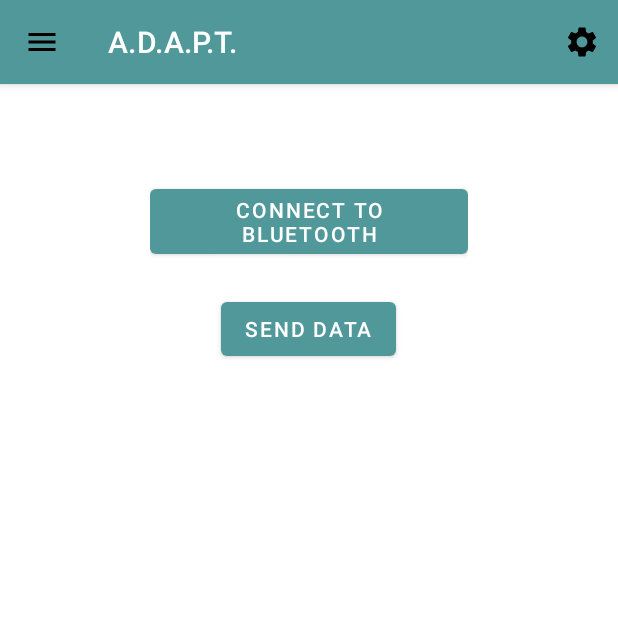
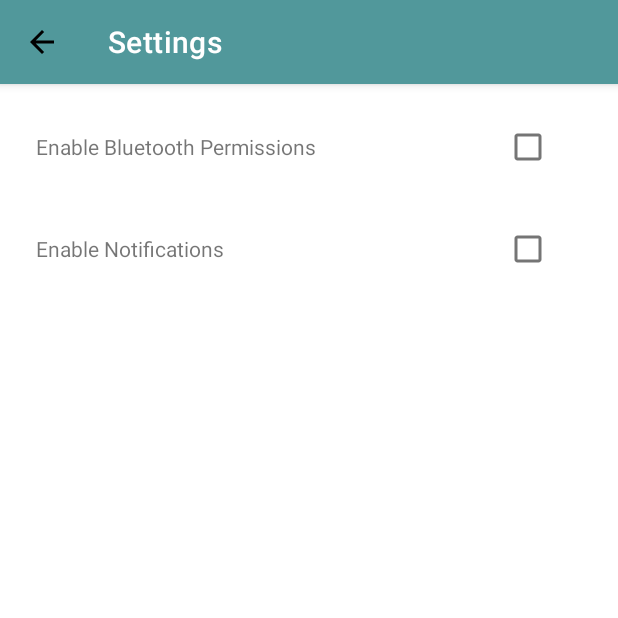
Before and after one commit to SeanBakker/ADAPT-Ankle-Brace, an Android app: the screen it shows after launch (MainActivity before the commit, SettingsActivity after it), after a tap on "Settings", on a phone screen of 412 x 824 dp, the top half of it. Run offline under Robolectric (Android 15) with nearby library versions, the phone set to English and light mode, and no system bars.

Commit message:
Initialize settings page

```diff
--- a/app/src/main/AndroidManifest.xml
+++ b/app/src/main/AndroidManifest.xml
@@ -28,6 +28,7 @@
                 <category android:name="android.intent.category.LAUNCHER" />
             </intent-filter>
         </activity>
+        <activity android:name=".SettingsActivity" />
     </application>
 
 </manifest>
--- a/app/src/main/java/com/example/adaptanklebrace/MainActivity.kt
+++ b/app/src/main/java/com/example/adaptanklebrace/MainActivity.kt
@@ -16,8 +16,6 @@ import android.os.Bundle
 import android.util.Log
 import android.view.Menu
 import android.view.MenuItem
-import android.widget.Button
-import android.widget.EditText
 import android.widget.Toast
 import androidx.annotation.RequiresApi
 import androidx.appcompat.app.AppCompatActivity
@@ -37,7 +35,7 @@ class MainActivity : AppCompatActivity() {
         setContentView(R.layout.activity_main)
 
         // Set up Toolbar
-        val toolbar: Toolbar = findViewById(R.id.toolbar)
+        val toolbar: Toolbar = findViewById(R.id.homeToolbar)
         setSupportActionBar(toolbar)
         supportActionBar?.setDisplayHomeAsUpEnabled(true)
         supportActionBar?.setHomeAsUpIndicator(R.drawable.baseline_menu_24) // Icon for sidebar
@@ -74,7 +72,7 @@ class MainActivity : AppCompatActivity() {
     }
 
     override fun onCreateOptionsMenu(menu: Menu?): Boolean {
-        menuInflater.inflate(R.menu.toolbar_menu, menu)
+        menuInflater.inflate(R.menu.home_toolbar_menu, menu)
         return true
     }
 
--- a/app/src/main/java/com/example/adaptanklebrace/SettingsActivity.kt
+++ b/app/src/main/java/com/example/adaptanklebrace/SettingsActivity.kt
@@ -1,4 +1,57 @@
 package com.example.adaptanklebrace
 
-class SettingsActivity {
+import android.content.SharedPreferences
+import android.os.Bundle
+import android.widget.CheckBox
+import androidx.appcompat.app.AppCompatActivity
+import androidx.appcompat.widget.Toolbar
+
+class SettingsActivity : AppCompatActivity() {
+
+    private lateinit var bluetoothPermissionCheckbox: CheckBox
+    private lateinit var notificationsCheckbox: CheckBox
+    private lateinit var sharedPreferences: SharedPreferences
+
+    override fun onCreate(savedInstanceState: Bundle?) {
+        super.onCreate(savedInstanceState)
+        setContentView(R.layout.settings)
+
+        // Initialize SharedPreferences
+        sharedPreferences = getSharedPreferences("AppSettings", MODE_PRIVATE)
+
+        // Set up the toolbar
+        val toolbar: Toolbar = findViewById(R.id.settingsToolbar)
+        setSupportActionBar(toolbar)
+        supportActionBar?.title = getString(R.string.settings)
+
+        // Enable the back button
+        supportActionBar?.setDisplayHomeAsUpEnabled(true)
+        supportActionBar?.setDisplayShowHomeEnabled(true)
+
+        // Handle the back button click
+        toolbar.setNavigationOnClickListener {
+            onBackPressed() // Go back to the previous activity
+        }
+
+        // Find views by ID
+        bluetoothPermissionCheckbox = findViewById(R.id.bluetoothPermissionCheckbox)
+        notificationsCheckbox = findViewById(R.id.notificationsCheckbox)
+
+        // Load and set saved preferences
+        bluetoothPermissionCheckbox.isChecked = sharedPreferences.getBoolean("bluetoothPermission", false)
+        notificationsCheckbox.isChecked = sharedPreferences.getBoolean("notifications", false)
+
+        // Set listeners for checkboxes to save changes
+        bluetoothPermissionCheckbox.setOnCheckedChangeListener { _, isChecked ->
+            savePreference("bluetoothPermission", isChecked)
+        }
+
+        notificationsCheckbox.setOnCheckedChangeListener { _, isChecked ->
+            savePreference("notifications", isChecked)
+        }
+    }
+
+    private fun savePreference(key: String, value: Boolean) {
+        sharedPreferences.edit().putBoolean(key, value).apply()
+    }
 }
--- /dev/null
+++ b/app/src/main/res/drawable/baseline_arrow_back_24.xml
@@ -0,0 +1,5 @@
+<vector xmlns:android="http://schemas.android.com/apk/res/android" android:autoMirrored="true" android:height="24dp" android:tint="#000000" android:viewportHeight="24" android:viewportWidth="24" android:width="24dp">
+
+    <path android:fillColor="@android:color/white" android:pathData="M20,11H7.83l5.59,-5.59L12,4l-8,8 8,8 1.41,-1.41L7.83,13H20v-2z"/>
+
+</vector>
--- a/app/src/main/res/layout/activity_main.xml
+++ b/app/src/main/res/layout/activity_main.xml
@@ -16,7 +16,7 @@
             android:layout_height="wrap_content">
 
             <androidx.appcompat.widget.Toolbar
-                android:id="@+id/toolbar"
+                android:id="@+id/homeToolbar"
                 android:layout_width="match_parent"
                 android:layout_height="?attr/actionBarSize"
                 android:background="?attr/colorPrimary"
@@ -29,7 +29,7 @@
             android:layout_width="match_parent"
             android:layout_height="match_parent"
             android:orientation="vertical"
-            android:layout_below="@id/toolbar"
+            android:layout_below="@id/homeToolbar"
             android:padding="100dp"
             tools:ignore="NotSibling">
 
--- /dev/null
+++ b/app/src/main/res/layout/settings.xml
@@ -0,0 +1,83 @@
+<?xml version="1.0" encoding="utf-8"?>
+<androidx.drawerlayout.widget.DrawerLayout xmlns:android="http://schemas.android.com/apk/res/android"
+    xmlns:app="http://schemas.android.com/apk/res-auto"
+    xmlns:tools="http://schemas.android.com/tools"
+    android:layout_width="match_parent"
+    android:layout_height="match_parent">
+
+    <!-- Main Content -->
+    <RelativeLayout
+        android:layout_width="match_parent"
+        android:layout_height="match_parent">
+
+        <!-- AppBarLayout with Toolbar for back button -->
+        <com.google.android.material.appbar.AppBarLayout
+            android:layout_width="match_parent"
+            android:layout_height="wrap_content">
+
+            <androidx.appcompat.widget.Toolbar
+                android:id="@+id/settingsToolbar"
+                android:layout_width="match_parent"
+                android:layout_height="?attr/actionBarSize"
+                android:background="?attr/colorPrimary"
+                app:navigationIcon="@drawable/baseline_arrow_back_24"
+                android:theme="@style/ThemeOverlay.AppCompat.Dark.ActionBar" />
+        </com.google.android.material.appbar.AppBarLayout>
+
+        <!-- Settings Content Below Toolbar -->
+        <LinearLayout
+            android:layout_width="match_parent"
+            android:layout_height="match_parent"
+            android:orientation="vertical"
+            android:layout_below="@id/settingsToolbar"
+            android:paddingTop="54dp"
+            android:paddingHorizontal="16dp"
+            android:layout_marginEnd="20dp"
+            tools:ignore="NotSibling">
+
+            <!-- Bluetooth Permissions Setting -->
+            <LinearLayout
+                android:layout_width="match_parent"
+                android:layout_height="wrap_content"
+                android:orientation="horizontal"
+                android:layout_marginTop="20dp">
+
+                <TextView
+                    android:id="@+id/bluetoothPermissionText"
+                    android:layout_width="0dp"
+                    android:layout_height="wrap_content"
+                    android:layout_weight="1"
+                    android:text="@string/bluetoothPerm"
+                    android:layout_marginStart="8dp" />
+
+                <CheckBox
+                    android:id="@+id/bluetoothPermissionCheckbox"
+                    android:layout_width="wrap_content"
+                    android:layout_height="wrap_content" />
+            </LinearLayout>
+
+            <!-- Notifications Setting -->
+            <LinearLayout
+                android:layout_width="match_parent"
+                android:layout_height="wrap_content"
+                android:orientation="horizontal"
+                android:layout_marginTop="20dp">
+
+                <TextView
+                    android:id="@+id/notificationsText"
+                    android:layout_width="0dp"
+                    android:layout_height="wrap_content"
+                    android:layout_weight="1"
+                    android:text="@string/notifications"
+                    android:layout_marginStart="8dp" />
+
+                <CheckBox
+                    android:id="@+id/notificationsCheckbox"
+                    android:layout_width="wrap_content"
+                    android:layout_height="wrap_content" />
+            </LinearLayout>
+
+        </LinearLayout>
+    </RelativeLayout>
+
+</androidx.drawerlayout.widget.DrawerLayout>
--- a/app/src/main/res/values/strings.xml
+++ b/app/src/main/res/values/strings.xml
@@ -1,6 +1,12 @@
 <resources>
+    <!-- Headers -->
     <string name="app_name">A.D.A.P.T.</string>
     <string name="recovery_plan">Recovery Plan</string>
     <string name="recovery_progress">Recovery Progress</string>
     <string name="insights">Insights</string>
+    <string name="settings">Settings</string>
+
+    <!-- Settings Options -->
+    <string name="bluetoothPerm">Enable Bluetooth Permissions</string>
+    <string name="notifications">Enable Notifications</string>
 </resources>
```
Also changed, not shown: app/src/main/res/menu/home_toolbar_menu.xml (renamed from app/src/main/res/menu/toolbar_menu.xml).
